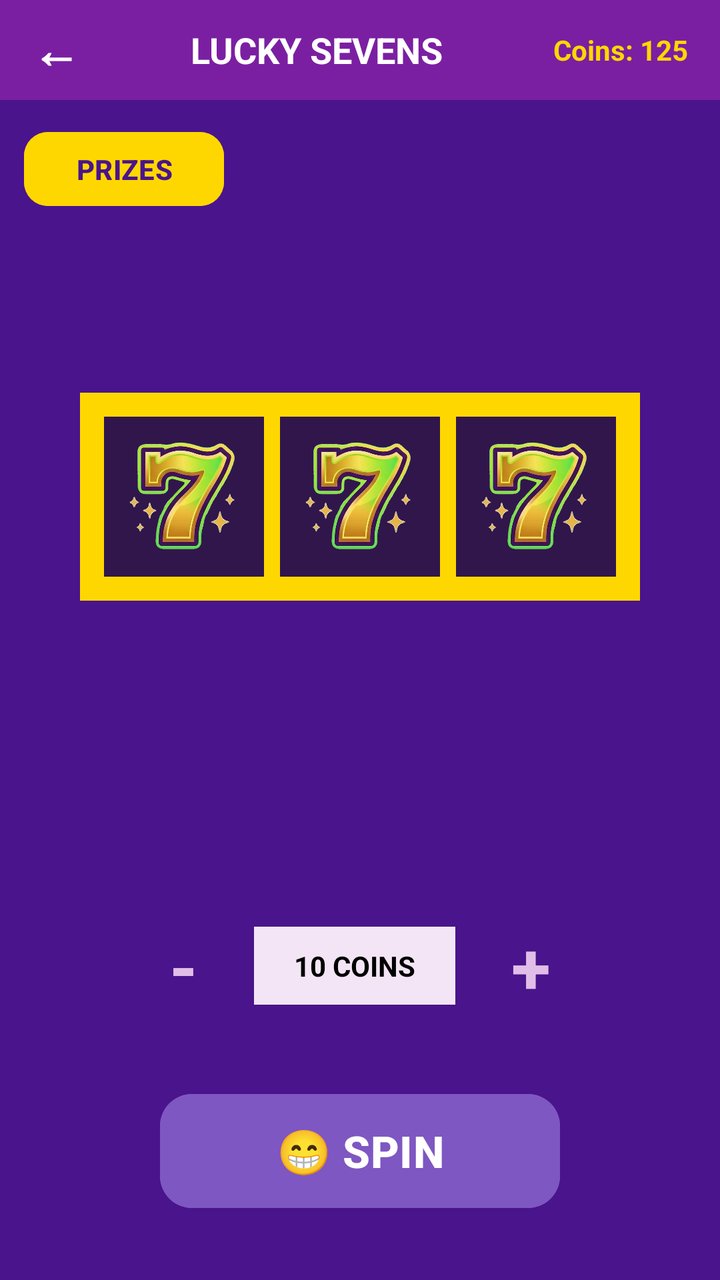
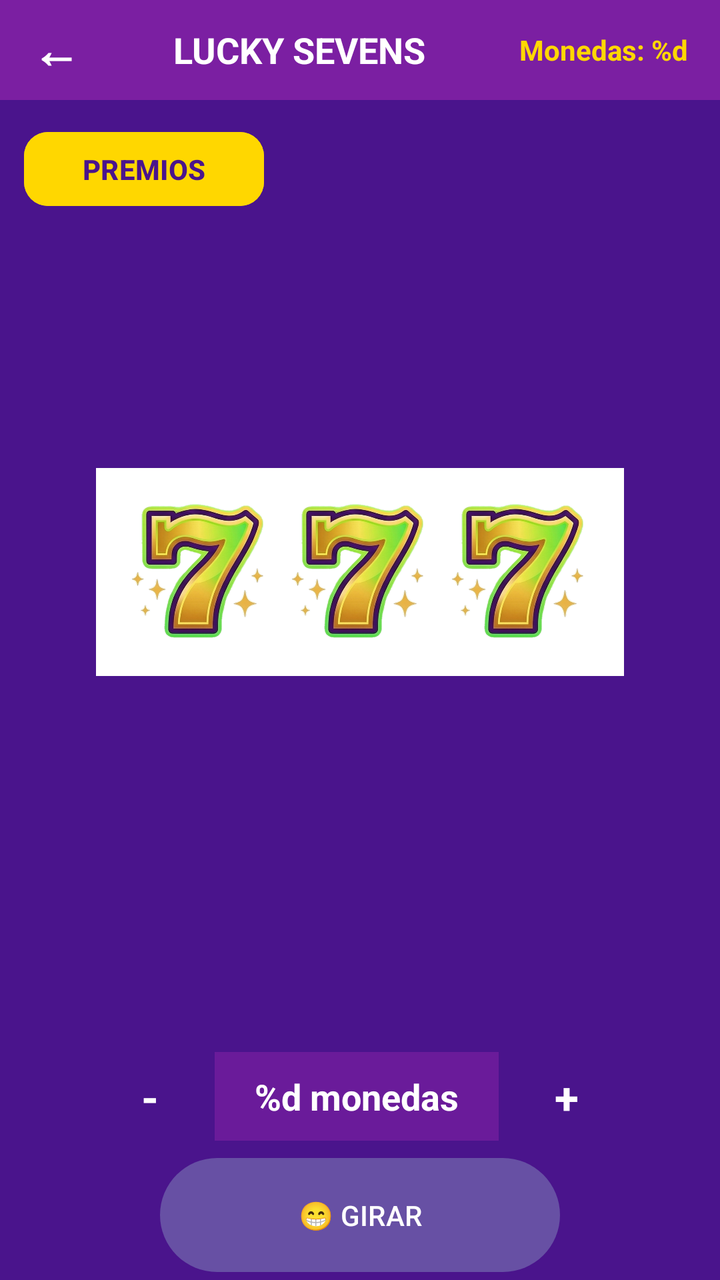

An Android layout rendered at two revisions. The XML below is the earlier revision; the diff shows what the commit changed to produce the second picture.
<!-- AndroidManifest.xml: application theme Theme.LuckySevens -->
<!-- res/layout/activity_game.xml -->
<?xml version="1.0" encoding="utf-8"?>
<androidx.constraintlayout.widget.ConstraintLayout xmlns:android="http://schemas.android.com/apk/res/android"
    xmlns:app="http://schemas.android.com/apk/res-auto"
    android:layout_width="match_parent"
    android:layout_height="match_parent"
    android:background="#4A148C">

    
    <LinearLayout
        android:id="@+id/topBarGame"
        android:layout_width="match_parent"
        android:layout_height="50dp"
        android:background="#7B1FA2"
        android:gravity="center_vertical"
        android:orientation="horizontal"
        android:paddingHorizontal="16dp"
        app:layout_constraintTop_toTopOf="parent">

        <TextView
            android:id="@+id/btnBack"
            android:layout_width="wrap_content"
            android:layout_height="wrap_content"
            android:text="←"
            android:textColor="#FFFFFF"
            android:textSize="24sp"
            android:textStyle="bold" />

        <TextView
            android:layout_width="0dp"
            android:layout_height="wrap_content"
            android:layout_weight="1"
            android:gravity="center"
            android:text="LUCKY SEVENS"
            android:textColor="#FFFFFF"
            android:textSize="18sp"
            android:textStyle="bold" />

        <TextView
            android:id="@+id/tvCoinsGame"
            android:layout_width="wrap_content"
            android:layout_height="wrap_content"
            android:text="Coins: 125"
            android:textColor="#FFD700"
            android:textSize="14sp"
            android:textStyle="bold" />
    </LinearLayout>

    
    <Button
        android:id="@+id/btnTogglePaytable"
        android:layout_width="100dp"
        android:layout_height="45dp"
        android:layout_margin="12dp"
        android:backgroundTint="#FFD700"
        android:text="PRIZES"
        android:textColor="#4A148C"
        android:textSize="14sp"
        android:textStyle="bold"
        app:cornerRadius="12dp"
        app:layout_constraintStart_toStartOf="parent"
        app:layout_constraintTop_toBottomOf="@id/topBarGame" />

    
    <androidx.cardview.widget.CardView
        android:id="@+id/paytableCard"
        android:layout_width="wrap_content"
        android:layout_height="wrap_content"
        android:layout_marginStart="16dp"
        android:visibility="gone"
        app:cardBackgroundColor="#6A1B9A"
        app:cardCornerRadius="10dp"
        app:cardElevation="10dp"
        app:layout_constraintBottom_toTopOf="@id/betControls"
        app:layout_constraintStart_toStartOf="parent"
        app:layout_constraintTop_toBottomOf="@id/btnTogglePaytable"
        app:layout_constraintVertical_bias="0">

        <LinearLayout
            android:layout_width="150dp"
            android:layout_height="wrap_content"
            android:orientation="vertical"
            android:padding="10dp">

            <TextView
                android:layout_width="wrap_content"
                android:layout_height="wrap_content"
                android:layout_gravity="center"
                android:text="PRIZES"
                android:textColor="#FFD700"
                android:textSize="12sp"
                android:textStyle="bold" />

            <View
                android:layout_width="100dp"
                android:layout_height="1dp"
                android:layout_gravity="center"
                android:layout_marginVertical="4dp"
                android:background="#FFD700" />

            
            <LinearLayout
                android:layout_width="wrap_content"
                android:layout_height="wrap_content"
                android:gravity="center_vertical"
                android:padding="2dp">

                <ImageView
                    android:layout_width="24dp"
                    android:layout_height="24dp"
                    android:src="@drawable/ic_rubi" />

                <ImageView
                    android:layout_width="24dp"
                    android:layout_height="24dp"
                    android:src="@drawable/ic_rubi" />

                <ImageView
                    android:layout_width="24dp"
                    android:layout_height="24dp"
                    android:src="@drawable/ic_rubi" />

                <TextView
                    android:layout_width="wrap_content"
                    android:layout_height="wrap_content"
                    android:text=" x50"
                    android:textColor="#FFFFFF"
                    android:textSize="20sp"
                    android:textStyle="bold" />
            </LinearLayout>

            <LinearLayout
                android:layout_width="wrap_content"
                android:layout_height="wrap_content"
                android:gravity="center_vertical"
                android:padding="2dp">

                <ImageView
                    android:layout_width="24dp"
                    android:layout_height="24dp"
                    android:src="@drawable/ic_siete" />

                <ImageView
                    android:layout_width="24dp"
                    android:layout_height="24dp"
                    android:src="@drawable/ic_siete" />

                <ImageView
                    android:layout_width="24dp"
                    android:layout_height="24dp"
                    android:src="@drawable/ic_siete" />

                <TextView
                    android:layout_width="wrap_content"
                    android:layout_height="wrap_content"
                    android:text=" x20"
                    android:textColor="#FFFFFF"
                    android:textSize="20sp"
                    android:textStyle="bold" />
            </LinearLayout>

            <LinearLayout
                android:layout_width="wrap_content"
                android:layout_height="wrap_content"
                android:gravity="center_vertical"
                android:padding="2dp">

                <ImageView
                    android:layout_width="24dp"
                    android:layout_height="24dp"
                    android:src="@drawable/ic_campana" />

                <ImageView
                    android:layout_width="24dp"
                    android:layout_height="24dp"
                    android:src="@drawable/ic_campana" />

                <ImageView
                    android:layout_width="24dp"
                    android:layout_height="24dp"
                    android:src="@drawable/ic_campana" />

                <TextView
                    android:layout_width="wrap_content"
                    android:layout_height="wrap_content"
                    android:text=" x15"
                    android:textColor="#FFFFFF"
                    android:textSize="20sp"
                    android:textStyle="bold" />
            </LinearLayout>

            <LinearLayout
                android:layout_width="wrap_content"
                android:layout_height="wrap_content"
                android:gravity="center_vertical"
                android:padding="2dp">

                <ImageView
                    android:layout_width="24dp"
                    android:layout_height="24dp"
                    android:src="@drawable/ic_sandia" />

                <ImageView
                    android:layout_width="24dp"
                    android:layout_height="24dp"
                    android:src="@drawable/ic_sandia" />

                <ImageView
                    android:layout_width="24dp"
                    android:layout_height="24dp"
                    android:src="@drawable/ic_sandia" />

                <TextView
                    android:layout_width="wrap_content"
                    android:layout_height="wrap_content"
                    android:text=" x10"
                    android:textColor="#FFFFFF"
                    android:textSize="20sp"
                    android:textStyle="bold" />
            </LinearLayout>

            <LinearLayout
                android:layout_width="wrap_content"
                android:layout_height="wrap_content"
                android:gravity="center_vertical"
                android:padding="2dp">

                <ImageView
                    android:layout_width="24dp"
                    android:layout_height="24dp"
                    android:src="@drawable/ic_naranja" />

                <ImageView
                    android:layout_width="24dp"
                    android:layout_height="24dp"
                    android:src="@drawable/ic_naranja" />

                <ImageView
                    android:layout_width="24dp"
                    android:layout_height="24dp"
                    android:src="@drawable/ic_naranja" />

                <TextView
                    android:layout_width="wrap_content"
                    android:layout_height="wrap_content"
                    android:text=" x5"
                    android:textColor="#FFFFFF"
                    android:textSize="20sp"
                    android:textStyle="bold" />
            </LinearLayout>

            <LinearLayout
                android:layout_width="wrap_content"
                android:layout_height="wrap_content"
                android:gravity="center_vertical"
                android:padding="2dp">

                <ImageView
                    android:layout_width="24dp"
                    android:layout_height="24dp"
                    android:src="@drawable/ic_cereza" />

                <ImageView
                    android:layout_width="24dp"
                    android:layout_height="24dp"
                    android:src="@drawable/ic_cereza" />

                <ImageView
                    android:layout_width="24dp"
                    android:layout_height="24dp"
                    android:src="@drawable/ic_cereza" />

                <TextView
                    android:layout_width="wrap_content"
                    android:layout_height="wrap_content"
                    android:text=" x3"
                    android:textColor="#FFFFFF"
                    android:textSize="20sp"
                    android:textStyle="bold" />
            </LinearLayout>

            <View
                android:layout_width="100dp"
                android:layout_height="1dp"
                android:layout_gravity="center"
                android:layout_marginVertical="4dp"
                android:background="#7B1FA2" />

            <LinearLayout
                android:layout_width="wrap_content"
                android:layout_height="wrap_content"
                android:gravity="center_vertical"
                android:padding="2dp">

                <ImageView
                    android:layout_width="24dp"
                    android:layout_height="24dp"
                    android:src="@drawable/ic_siete" />

                <ImageView
                    android:layout_width="24dp"
                    android:layout_height="24dp"
                    android:src="@drawable/ic_siete" />

                <TextView
                    android:layout_width="wrap_content"
                    android:layout_height="wrap_content"
                    android:text=" PAIR=x2"
                    android:textColor="#FFD700"
                    android:textSize="15sp"
                    android:textStyle="bold|italic" />
            </LinearLayout>
        </LinearLayout>
    </androidx.cardview.widget.CardView>

    
    <LinearLayout
        android:id="@+id/slotContainer"
        android:layout_width="wrap_content"
        android:layout_height="wrap_content"
        android:background="#FFD700"
        android:orientation="horizontal"
        android:padding="12dp"
        app:layout_constraintBottom_toTopOf="@id/betControls"
        app:layout_constraintEnd_toEndOf="parent"
        app:layout_constraintStart_toStartOf="parent"
        app:layout_constraintTop_toBottomOf="@id/topBarGame">

        <ImageView
            android:id="@+id/slot1"
            android:layout_width="80dp"
            android:layout_height="80dp"
            android:layout_marginEnd="8dp"
            android:background="#31164B"
            android:padding="8dp"
            android:scaleType="centerInside"
            android:src="@drawable/ic_siete" />

        <ImageView
            android:id="@+id/slot2"
            android:layout_width="80dp"
            android:layout_height="80dp"
            android:layout_marginEnd="8dp"
            android:background="#31164B"
            android:padding="8dp"
            android:scaleType="centerInside"
            android:src="@drawable/ic_siete" />

        <ImageView
            android:id="@+id/slot3"
            android:layout_width="80dp"
            android:layout_height="80dp"
            android:background="#31164B"
            android:padding="8dp"
            android:scaleType="centerInside"
            android:src="@drawable/ic_siete" />
    </LinearLayout>

    
    <LinearLayout
        android:id="@+id/betControls"
        android:layout_width="wrap_content"
        android:layout_height="wrap_content"
        android:layout_marginBottom="24dp"
        android:gravity="center_vertical"
        android:orientation="horizontal"
        app:layout_constraintBottom_toTopOf="@id/btnSpin"
        app:layout_constraintEnd_toEndOf="parent"
        app:layout_constraintStart_toStartOf="parent">

        <TextView
            android:id="@+id/btnMinus"
            android:layout_width="wrap_content"
            android:layout_height="wrap_content"
            android:padding="12dp"
            android:text="-"
            android:textColor="#E1BEE7"
            android:textSize="36sp"
            android:textStyle="bold" />

        <TextView
            android:id="@+id/tvBetAmount"
            android:layout_width="wrap_content"
            android:layout_height="wrap_content"
            android:layout_marginHorizontal="16dp"
            android:background="#F3E5F5"
            android:paddingHorizontal="20dp"
            android:paddingVertical="10dp"
            android:text="10 COINS"
            android:textColor="#000000"
            android:textStyle="bold" />

        <TextView
            android:id="@+id/btnPlus"
            android:layout_width="wrap_content"
            android:layout_height="wrap_content"
            android:padding="12dp"
            android:text="+"
            android:textColor="#E1BEE7"
            android:textSize="36sp"
            android:textStyle="bold" />
    </LinearLayout>

    
    <Button
        android:id="@+id/btnSpin"
        android:layout_width="200dp"
        android:layout_height="65dp"
        android:layout_marginBottom="32dp"
        android:backgroundTint="#7E57C2"
        android:text="😁 SPIN"
        android:textColor="#FFFFFF"
        android:textSize="22sp"
        android:textStyle="bold"
        app:cornerRadius="16dp"
        app:layout_constraintBottom_toBottomOf="parent"
        app:layout_constraintEnd_toEndOf="parent"
        app:layout_constraintStart_toStartOf="parent" />

</androidx.constraintlayout.widget.ConstraintLayout>
<!-- resources referenced by this layout -->
<resources>
  <!-- drawable ic_campana: png bitmap (drawable, 304811 bytes) -->
  <!-- drawable ic_cereza: png bitmap (drawable, 334258 bytes) -->
  <!-- drawable ic_naranja: png bitmap (drawable, 406794 bytes) -->
  <!-- drawable ic_rubi: png bitmap (drawable, 318189 bytes) -->
  <!-- drawable ic_sandia: png bitmap (drawable, 490836 bytes) -->
  <!-- drawable ic_siete: png bitmap (drawable, 329638 bytes) -->
  <style name="Theme.LuckySevens" parent="Base.Theme.LuckySevens" />
  <style name="Base.Theme.LuckySevens" parent="Theme.Material3.DayNight.NoActionBar">
          
          
      </style>
</resources>

<!-- the commit's change to res/layout/activity_game.xml (unified diff, before → after) -->
@@ -30,7 +30,7 @@
             android:layout_height="wrap_content"
             android:layout_weight="1"
             android:gravity="center"
-            android:text="LUCKY SEVENS"
+            android:text="@string/title_lucky_sevens"
             android:textColor="#FFFFFF"
             android:textSize="18sp"
             android:textStyle="bold" />
@@ -39,7 +39,7 @@
             android:id="@+id/tvCoinsGame"
             android:layout_width="wrap_content"
             android:layout_height="wrap_content"
-            android:text="Coins: 125"
+            android:text="@string/coins_label"
             android:textColor="#FFD700"
             android:textSize="14sp"
             android:textStyle="bold" />
@@ -48,11 +48,11 @@
     
     <Button
         android:id="@+id/btnTogglePaytable"
-        android:layout_width="100dp"
+        android:layout_width="120dp"
         android:layout_height="45dp"
         android:layout_margin="12dp"
         android:backgroundTint="#FFD700"
-        android:text="PRIZES"
+        android:text="@string/btn_prizes"
         android:textColor="#4A148C"
         android:textSize="14sp"
         android:textStyle="bold"
@@ -72,8 +72,7 @@
         app:cardElevation="10dp"
         app:layout_constraintBottom_toTopOf="@id/betControls"
         app:layout_constraintStart_toStartOf="parent"
-        app:layout_constraintTop_toBottomOf="@id/btnTogglePaytable"
-        app:layout_constraintVertical_bias="0">
+        app:layout_constraintTop_toBottomOf="@id/btnTogglePaytable">
 
         <LinearLayout
             android:layout_width="150dp"
@@ -85,19 +84,17 @@
                 android:layout_width="wrap_content"
                 android:layout_height="wrap_content"
                 android:layout_gravity="center"
-                android:text="PRIZES"
+                android:text="@string/btn_prizes"
                 android:textColor="#FFD700"
                 android:textSize="12sp"
                 android:textStyle="bold" />
 
             <View
-                android:layout_width="100dp"
+                android:layout_width="match_parent"
                 android:layout_height="1dp"
-                android:layout_gravity="center"
                 android:layout_marginVertical="4dp"
-                android:background="#FFD700" />
-
-            
+                android:background="#FFFFFF" />
+
             <LinearLayout
                 android:layout_width="wrap_content"
                 android:layout_height="wrap_content"
@@ -107,208 +104,22 @@
                 <ImageView
                     android:layout_width="24dp"
                     android:layout_height="24dp"
-                    android:src="@drawable/ic_rubi" />
-
-                <ImageView
-                    android:layout_width="24dp"
-                    android:layout_height="24dp"
-                    android:src="@drawable/ic_rubi" />
-
-                <ImageView
-                    android:layout_width="24dp"
-                    android:layout_height="24dp"
-                    android:src="@drawable/ic_rubi" />
-
-                <TextView
-                    android:layout_width="wrap_content"
-                    android:layout_height="wrap_content"
-                    android:text=" x50"
-                    android:textColor="#FFFFFF"
-                    android:textSize="20sp"
-                    android:textStyle="bold" />
-            </LinearLayout>
-
-            <LinearLayout
-                android:layout_width="wrap_content"
-                android:layout_height="wrap_content"
-                android:gravity="center_vertical"
-                android:padding="2dp">
+                    android:src="@drawable/ic_siete" />
 
                 <ImageView
                     android:layout_width="24dp"
                     android:layout_height="24dp"
                     android:src="@drawable/ic_siete" />
 
-                <ImageView
-                    android:layout_width="24dp"
-                    android:layout_height="24dp"
-                    android:src="@drawable/ic_siete" />
-
-                <ImageView
-                    android:layout_width="24dp"
-                    android:layout_height="24dp"
-                    android:src="@drawable/ic_siete" />
-
                 <TextView
                     android:layout_width="wrap_content"
                     android:layout_height="wrap_content"
-                    android:text=" x20"
-                    android:textColor="#FFFFFF"
-                    android:textSize="20sp"
-                    android:textStyle="bold" />
-            </LinearLayout>
-
-            <LinearLayout
-                android:layout_width="wrap_content"
-                android:layout_height="wrap_content"
-                android:gravity="center_vertical"
-                android:padding="2dp">
-
-                <ImageView
-                    android:layout_width="24dp"
-                    android:layout_height="24dp"
-                    android:src="@drawable/ic_campana" />
-
-                <ImageView
-                    android:layout_width="24dp"
-                    android:layout_height="24dp"
-                    android:src="@drawable/ic_campana" />
-
-                <ImageView
-                    android:layout_width="24dp"
-                    android:layout_height="24dp"
-                    android:src="@drawable/ic_campana" />
-
-                <TextView
-                    android:layout_width="wrap_content"
-                    android:layout_height="wrap_content"
-                    android:text=" x15"
-                    android:textColor="#FFFFFF"
-                    android:textSize="20sp"
-                    android:textStyle="bold" />
-            </LinearLayout>
-
-            <LinearLayout
-                android:layout_width="wrap_content"
-                android:layout_height="wrap_content"
-                android:gravity="center_vertical"
-                android:padding="2dp">
-
-                <ImageView
-                    android:layout_width="24dp"
-                    android:layout_height="24dp"
-                    android:src="@drawable/ic_sandia" />
-
-                <ImageView
-                    android:layout_width="24dp"
-                    android:layout_height="24dp"
-                    android:src="@drawable/ic_sandia" />
-
-                <ImageView
-                    android:layout_width="24dp"
-                    android:layout_height="24dp"
-                    android:src="@drawable/ic_sandia" />
-
-                <TextView
-                    android:layout_width="wrap_content"
-                    android:layout_height="wrap_content"
-                    android:text=" x10"
-                    android:textColor="#FFFFFF"
-                    android:textSize="20sp"
-                    android:textStyle="bold" />
-            </LinearLayout>
-
-            <LinearLayout
-                android:layout_width="wrap_content"
-                android:layout_height="wrap_content"
-                android:gravity="center_vertical"
-                android:padding="2dp">
-
-                <ImageView
-                    android:layout_width="24dp"
-                    android:layout_height="24dp"
-                    android:src="@drawable/ic_naranja" />
-
-                <ImageView
-                    android:layout_width="24dp"
-                    android:layout_height="24dp"
-                    android:src="@drawable/ic_naranja" />
-
-                <ImageView
-                    android:layout_width="24dp"
-                    android:layout_height="24dp"
-                    android:src="@drawable/ic_naranja" />
-
-                <TextView
-                    android:layout_width="wrap_content"
-                    android:layout_height="wrap_content"
-                    android:text=" x5"
-                    android:textColor="#FFFFFF"
-                    android:textSize="20sp"
-                    android:textStyle="bold" />
-            </LinearLayout>
-
-            <LinearLayout
-                android:layout_width="wrap_content"
-                android:layout_height="wrap_content"
-                android:gravity="center_vertical"
-                android:padding="2dp">
-
-                <ImageView
-                    android:layout_width="24dp"
-                    android:layout_height="24dp"
-                    android:src="@drawable/ic_cereza" />
-
-                <ImageView
-                    android:layout_width="24dp"
-                    android:layout_height="24dp"
-                    android:src="@drawable/ic_cereza" />
-
-                <ImageView
-                    android:layout_width="24dp"
-                    android:layout_height="24dp"
-                    android:src="@drawable/ic_cereza" />
-
-                <TextView
-                    android:layout_width="wrap_content"
-                    android:layout_height="wrap_content"
-                    android:text=" x3"
-                    android:textColor="#FFFFFF"
-                    android:textSize="20sp"
-                    android:textStyle="bold" />
-            </LinearLayout>
-
-            <View
-                android:layout_width="100dp"
-                android:layout_height="1dp"
-                android:layout_gravity="center"
-                android:layout_marginVertical="4dp"
-                android:background="#7B1FA2" />
-
-            <LinearLayout
-                android:layout_width="wrap_content"
-                android:layout_height="wrap_content"
-                android:gravity="center_vertical"
-                android:padding="2dp">
-
-                <ImageView
-                    android:layout_width="24dp"
-                    android:layout_height="24dp"
-                    android:src="@drawable/ic_siete" />
-
-                <ImageView
-                    android:layout_width="24dp"
-                    android:layout_height="24dp"
-                    android:src="@drawable/ic_siete" />
-
-                <TextView
-                    android:layout_width="wrap_content"
-                    android:layout_height="wrap_content"
-                    android:text=" PAIR=x2"
+                    android:text="@string/pair_multiplier"
                     android:textColor="#FFD700"
                     android:textSize="15sp"
                     android:textStyle="bold|italic" />
             </LinearLayout>
+
         </LinearLayout>
     </androidx.cardview.widget.CardView>
 
@@ -317,41 +128,30 @@
         android:id="@+id/slotContainer"
         android:layout_width="wrap_content"
         android:layout_height="wrap_content"
-        android:background="#FFD700"
+        android:background="#FFFFFF"
         android:orientation="horizontal"
         android:padding="12dp"
         app:layout_constraintBottom_toTopOf="@id/betControls"
-        app:layout_constraintEnd_toEndOf="parent"
-        app:layout_constraintStart_toStartOf="parent"
-        app:layout_constraintTop_toBottomOf="@id/topBarGame">
+        app:layout_constraintTop_toBottomOf="@id/topBarGame"
+        app:layout_constraintStart_toStartOf="parent"
+        app:layout_constraintEnd_toEndOf="parent">
 
         <ImageView
             android:id="@+id/slot1"
             android:layout_width="80dp"
             android:layout_height="80dp"
-            android:layout_marginEnd="8dp"
-            android:background="#31164B"
-            android:padding="8dp"
-            android:scaleType="centerInside"
             android:src="@drawable/ic_siete" />
 
         <ImageView
             android:id="@+id/slot2"
             android:layout_width="80dp"
             android:layout_height="80dp"
-            android:layout_marginEnd="8dp"
-            android:background="#31164B"
-            android:padding="8dp"
-            android:scaleType="centerInside"
             android:src="@drawable/ic_siete" />
 
         <ImageView
             android:id="@+id/slot3"
             android:layout_width="80dp"
             android:layout_height="80dp"
-            android:background="#31164B"
-            android:padding="8dp"
-            android:scaleType="centerInside"
             android:src="@drawable/ic_siete" />
     </LinearLayout>
 
@@ -360,12 +160,11 @@
         android:id="@+id/betControls"
         android:layout_width="wrap_content"
         android:layout_height="wrap_content"
-        android:layout_marginBottom="24dp"
-        android:gravity="center_vertical"
+        android:gravity="center"
         android:orientation="horizontal"
         app:layout_constraintBottom_toTopOf="@id/btnSpin"
-        app:layout_constraintEnd_toEndOf="parent"
-        app:layout_constraintStart_toStartOf="parent">
+        app:layout_constraintStart_toStartOf="parent"
+        app:layout_constraintEnd_toEndOf="parent">
 
         <TextView
             android:id="@+id/btnMinus"
@@ -373,21 +172,22 @@
             android:layout_height="wrap_content"
             android:padding="12dp"
             android:text="-"
-            android:textColor="#E1BEE7"
-            android:textSize="36sp"
-            android:textStyle="bold" />
+            android:textColor="#FFFFFF"
+            android:textStyle="bold"
+            android:textSize="22sp" />
 
         <TextView
             android:id="@+id/tvBetAmount"
             android:layout_width="wrap_content"
             android:layout_height="wrap_content"
             android:layout_marginHorizontal="16dp"
-            android:background="#F3E5F5"
+            android:background="#6A1B9A"
             android:paddingHorizontal="20dp"
             android:paddingVertical="10dp"
-            android:text="10 COINS"
-            android:textColor="#000000"
-            android:textStyle="bold" />
+            android:text="@string/bet_amount"
+            android:textColor="#FFFFFF"
+            android:textStyle="bold"
+            android:textSize="18sp" />
 
         <TextView
             android:id="@+id/btnPlus"
@@ -395,9 +195,9 @@
             android:layout_height="wrap_content"
             android:padding="12dp"
             android:text="+"
-            android:textColor="#E1BEE7"
-            android:textSize="36sp"
-            android:textStyle="bold" />
+            android:textColor="#FFFFFF"
+            android:textStyle="bold"
+            android:textSize="22sp" />
     </LinearLayout>
 
     
@@ -405,15 +205,9 @@
         android:id="@+id/btnSpin"
         android:layout_width="200dp"
         android:layout_height="65dp"
-        android:layout_marginBottom="32dp"
-        android:backgroundTint="#7E57C2"
-        android:text="😁 SPIN"
-        android:textColor="#FFFFFF"
-        android:textSize="22sp"
-        android:textStyle="bold"
-        app:cornerRadius="16dp"
+        android:text="@string/btn_spin"
         app:layout_constraintBottom_toBottomOf="parent"
-        app:layout_constraintEnd_toEndOf="parent"
-        app:layout_constraintStart_toStartOf="parent" />
+        app:layout_constraintStart_toStartOf="parent"
+        app:layout_constraintEnd_toEndOf="parent" />
 
 </androidx.constraintlayout.widget.ConstraintLayout>
<!-- resource entries referenced after the edit -->
@@ -1,11 +1,12 @@
 <!-- resources referenced by this layout -->
 <resources>
-  <!-- drawable ic_campana: png bitmap (drawable, 304811 bytes) -->
-  <!-- drawable ic_cereza: png bitmap (drawable, 334258 bytes) -->
-  <!-- drawable ic_naranja: png bitmap (drawable, 406794 bytes) -->
-  <!-- drawable ic_rubi: png bitmap (drawable, 318189 bytes) -->
-  <!-- drawable ic_sandia: png bitmap (drawable, 490836 bytes) -->
   <!-- drawable ic_siete: png bitmap (drawable, 329638 bytes) -->
+  <string name="bet_amount">%d monedas</string>
+  <string name="btn_prizes">PREMIOS</string>
+  <string name="btn_spin">😁 GIRAR</string>
+  <string name="coins_label">Monedas: %d</string>
+  <string name="pair_multiplier">PAIR=x2</string>
+  <string name="title_lucky_sevens">LUCKY SEVENS</string>
   <style name="Theme.LuckySevens" parent="Base.Theme.LuckySevens" />
   <style name="Base.Theme.LuckySevens" parent="Theme.Material3.DayNight.NoActionBar">
           
